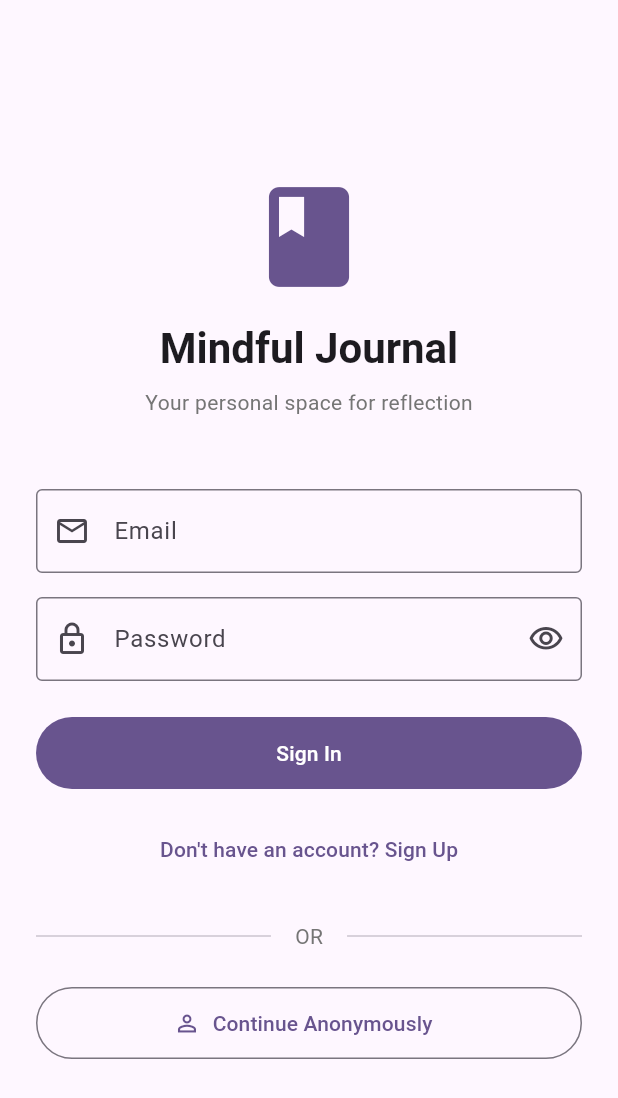
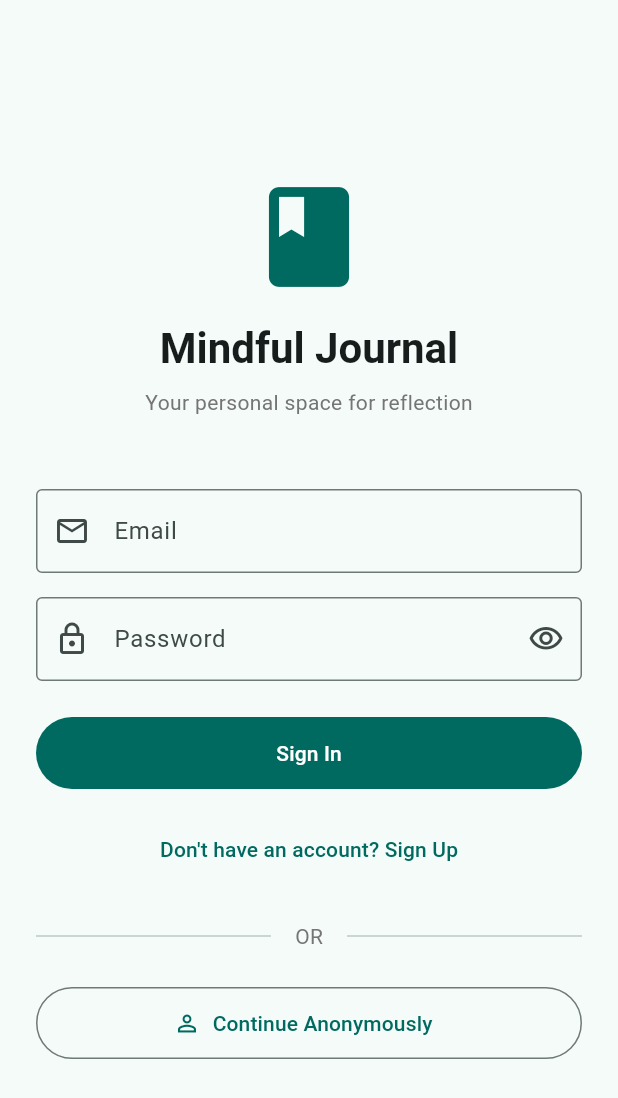
Before and after one commit to AvishkaGihan/mindful_journal, a Flutter app: the screen it shows after launch, on a phone screen of 412 x 824 dp. Shown: the top 1098 px of the screen. Run offline on Flutter 3.47's test engine with Material 3 defaults, Android fonts, the phone set to English and light mode, and no system bars; our stand-ins replace firebase_ai, firebase_auth, firebase_core, sqflite; accounts and stored records are empty; generated files the repository leaves out were written again.

Commit message:
Update theme colors and card styling in MyApp for improved UI consistency

```diff
--- a/lib/main.dart
+++ b/lib/main.dart
@@ -23,10 +23,16 @@
         debugShowCheckedModeBanner: false,
         theme: ThemeData(
           colorScheme: ColorScheme.fromSeed(
-            seedColor: Colors.deepPurple,
+            seedColor: Colors.teal, // Change this!
             brightness: Brightness.light,
           ),
-          useMaterial3: true, // Modern Material Design 3
+          useMaterial3: true,
+          cardTheme: CardThemeData(
+            elevation: 2,
+            shape: RoundedRectangleBorder(
+              borderRadius: BorderRadius.circular(12),
+            ),
+          ),
         ),
         darkTheme: ThemeData(
           colorScheme: ColorScheme.fromSeed(
```
